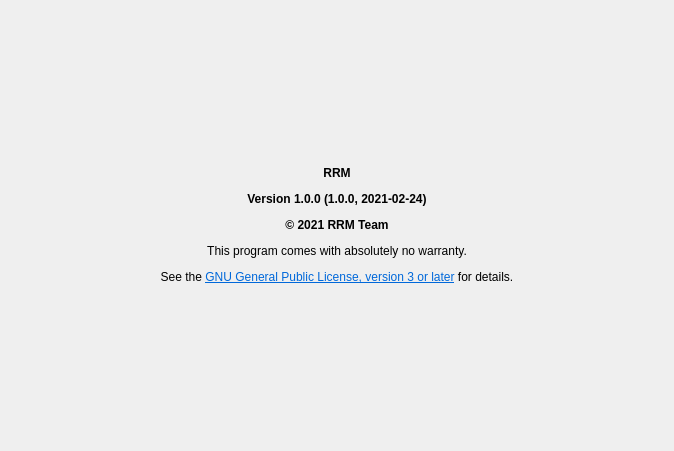
Above: src/apps/mainwindow/about/about_widget.ui from jdms/rrm before the change. Below: the same form after it.
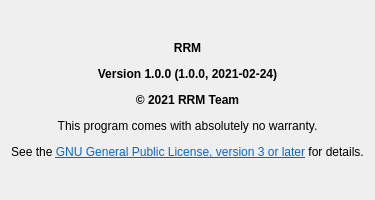
That is the form after the change.

Patch:
```diff
--- a/src/apps/mainwindow/about/about_widget.ui
+++ b/src/apps/mainwindow/about/about_widget.ui
@@ -12,8 +12,8 @@
    <rect>
     <x>0</x>
     <y>0</y>
-    <width>674</width>
-    <height>451</height>
+    <width>300</width>
+    <height>200</height>
    </rect>
   </property>
   <property name="sizePolicy">
```
